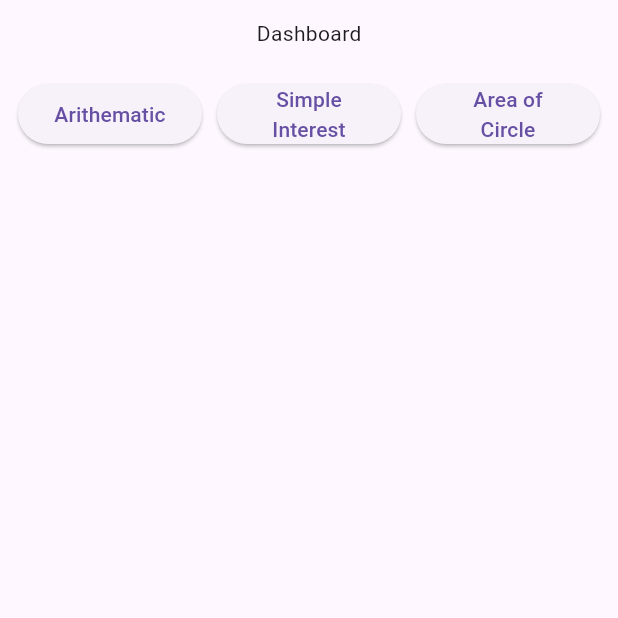
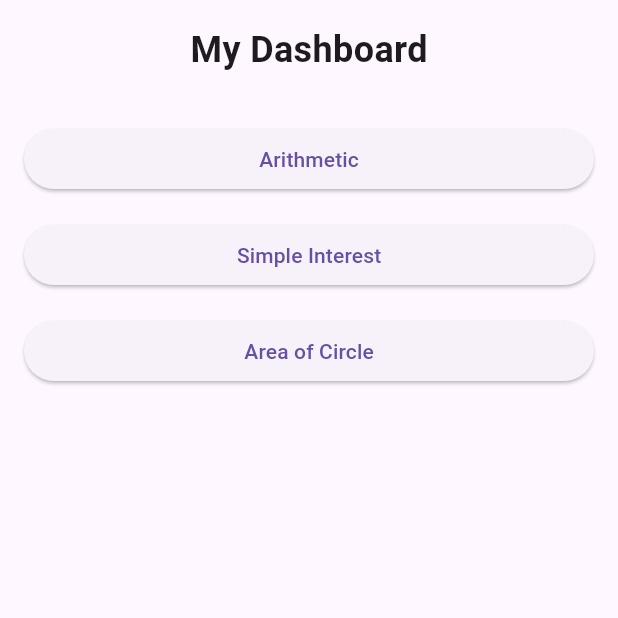
Before and after one commit to siyatadumjan/Assignment, a Flutter app: the screen it shows after launch, on a phone screen of 412 x 824 dp, the top half of it. Run offline on Flutter 3.47's test engine with Material 3 defaults, Android fonts, the light colour scheme and no system bars.

Commit message:
Dashboard Layout Column

```diff
--- a/first_assignment_project/lib/view/dashboard.dart
+++ b/first_assignment_project/lib/view/dashboard.dart
@@ -1,73 +1,53 @@
-import 'package:first_assignment_project/view/area_circle_view.dart';
-import 'package:first_assignment_project/view/arithematic_view.dart';
-import 'package:first_assignment_project/view/si_view.dart';
 import 'package:flutter/material.dart';
 
-class Dashboard extends StatefulWidget {
+class Dashboard extends StatelessWidget {
   const Dashboard({super.key});
 
-  @override
-  State<Dashboard> createState() => _DashboardState();
-}
-
-class _DashboardState extends State<Dashboard> {
   @override
   Widget build(BuildContext context) {
     return Scaffold(
       body: SafeArea(
         child: Padding(
-          padding: const EdgeInsets.all(12),
+          padding: const EdgeInsets.all(16.0),
           child: Column(
+            crossAxisAlignment: CrossAxisAlignment.center,
             children: [
-              const Text("Dashboard"),
-              const SizedBox(height: 20),
-              Row(
-                children: [
-                  Expanded(
+              const Text(
+                'My Dashboard',
+                style: TextStyle(
+                  fontSize: 24,
+                  fontWeight: FontWeight.bold,
+                ),
+              ),
+              const SizedBox(height: 32),
+              SizedBox(
+                width: double.infinity,
                 child: ElevatedButton(
                   onPressed: () {
-                        Navigator.push(
-                            context,
-                            MaterialPageRoute(
-                                builder: (context) => ArithematicView()));
+                    Navigator.pushNamed(context, '/arithmetic');
                   },
-                      child: const Text(
-                        "Arithematic",
-                        textAlign: TextAlign.center,
+                  child: const Text('Arithmetic'),
                 ),
               ),
-                  ),
-                  const SizedBox(width: 10), // Add spacing between buttons
-                  Expanded(
+              const SizedBox(height: 16),
+              SizedBox(
+                width: double.infinity,
                 child: ElevatedButton(
                   onPressed: () {
-                        Navigator.push(
-                            context,
-                            MaterialPageRoute(
-                                builder: (context) => SimpleInterestView()));
+                    Navigator.pushNamed(context, '/simple_interest');
                   },
-                      child: const Text(
-                        "Simple Interest",
-                        textAlign: TextAlign.center,
+                  child: const Text('Simple Interest'),
                 ),
               ),
-                  ),
-                  const SizedBox(width: 10), // Add spacing between buttons
-                  Expanded(
+              const SizedBox(height: 16),
+              SizedBox(
+                width: double.infinity,
                 child: ElevatedButton(
                   onPressed: () {
-                        Navigator.push(
-                            context,
-                            MaterialPageRoute(
-                                builder: (context) => AreaOfCircleView()));
+                    Navigator.pushNamed(context, '/area_circle');
                   },
-                      child: const Text(
-                        "Area of Circle",
-                        textAlign: TextAlign.center,
+                  child: const Text('Area of Circle'),
                 ),
-                    ),
-                  ),
-                ],
               ),
             ],
           ),
```
Lines whose indentation alone changed are shown as unchanged.
